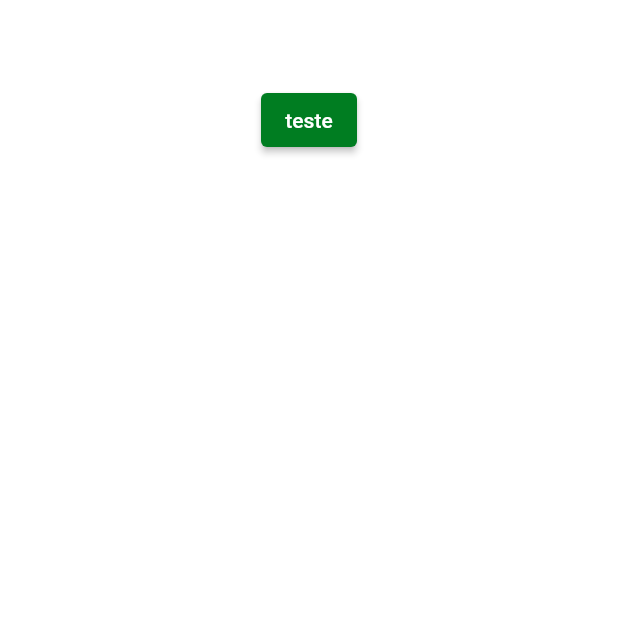
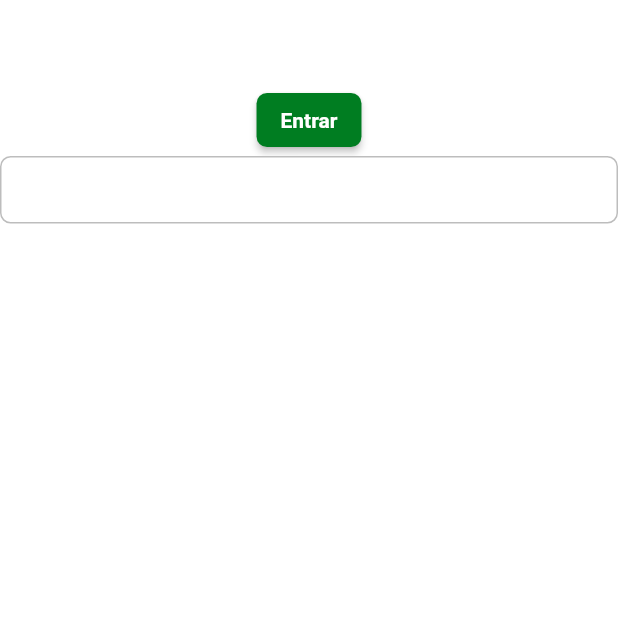
Before and after one commit to FilipeH14/dw9_delivery_app, a Flutter app: the screen it shows after launch, on a phone screen of 412 x 824 dp, the top half of it. Run offline on Flutter 3.47's test engine with Material 2 defaults, Android fonts, the phone set to English and light mode, and no system bars; Roboto replaces fonts that are missing (mplus1).

Commit message:
mplementação do componente de botão

```diff
--- /dev/null
+++ b/lib/app/core/ui/theme/theme_config.dart
@@ -0,0 +1,43 @@
+import 'package:dw9_delivery_app/app/core/ui/styles/app_style.dart';
+import 'package:dw9_delivery_app/app/core/ui/styles/colors_app.dart';
+import 'package:dw9_delivery_app/app/core/ui/styles/text_styles.dart';
+import 'package:flutter/material.dart';
+
+class ThemeConfig {
+  ThemeConfig._();
+
+  static final _defaultInputBorder = OutlineInputBorder(
+    borderRadius: BorderRadius.circular(7),
+    borderSide: BorderSide(color: Colors.grey[400]!),
+  );
+
+  static final theme = ThemeData(
+    scaffoldBackgroundColor: Colors.white,
+    appBarTheme: const AppBarTheme(
+      backgroundColor: Colors.white,
+      elevation: 0,
+      centerTitle: true,
+      iconTheme: IconThemeData(color: Colors.black),
+    ),
+    primaryColor: ColorsApp.i.primary,
+    colorScheme: ColorScheme.fromSeed(
+      seedColor: ColorsApp.i.primary,
+      primary: ColorsApp.i.primary,
+      secondary: ColorsApp.i.secondary,
+    ),
+    elevatedButtonTheme: ElevatedButtonThemeData(
+      style: AppStyles.i.PrimaryButton,
+    ),
+    inputDecorationTheme: InputDecorationTheme(
+      fillColor: Colors.white,
+      filled: true,
+      isDense: true,
+      contentPadding: const EdgeInsets.all(13),
+      border: _defaultInputBorder,
+      enabledBorder: _defaultInputBorder,
+      focusedBorder: _defaultInputBorder,
+      labelStyle: TextStyles.i.textRegular.copyWith(color: Colors.black),
+      errorStyle: TextStyles.i.textRegular.copyWith(color: Colors.redAccent),
+    ),
+  );
+}
--- /dev/null
+++ b/lib/app/core/ui/widgets/delivery_button.dart
@@ -0,0 +1,28 @@
+import 'package:flutter/material.dart';
+
+class DeliveryButton extends StatelessWidget {
+  final String label;
+  final VoidCallback? onPressed;
+  final double? width;
+  final double? height;
+
+  const DeliveryButton({
+    required this.label,
+    required this.onPressed,
+    this.width,
+    this.height,
+    super.key,
+  });
+
+  @override
+  Widget build(BuildContext context) {
+    return SizedBox(
+      width: width,
+      height: height,
+      child: ElevatedButton(
+        onPressed: onPressed,
+        child: Text(label),
+      ),
+    );
+  }
+}
--- a/lib/app/dw9_delivery_app.dart
+++ b/lib/app/dw9_delivery_app.dart
@@ -1,3 +1,4 @@
+import 'package:dw9_delivery_app/app/core/ui/theme/theme_config.dart';
 import 'package:dw9_delivery_app/app/pages/splash/splash_page.dart';
 import 'package:flutter/material.dart';
 
@@ -8,6 +9,7 @@ class Dw9DeliveryApp extends StatelessWidget {
   Widget build(BuildContext context) {
     return MaterialApp(
       title: 'Delivery app',
+      theme: ThemeConfig.theme,
       debugShowCheckedModeBanner: false,
       routes: {
         '/': (context) => const SplashPage(),
--- a/lib/app/pages/splash/splash_page.dart
+++ b/lib/app/pages/splash/splash_page.dart
@@ -1,4 +1,4 @@
-import 'package:dw9_delivery_app/app/core/ui/styles/colors_app.dart';
+import 'package:dw9_delivery_app/app/core/ui/widgets/delivery_button.dart';
 import 'package:flutter/material.dart';
 
 class SplashPage extends StatelessWidget {
@@ -6,33 +6,17 @@ class SplashPage extends StatelessWidget {
 
   @override
   Widget build(BuildContext context) {
-    return Theme(
-      data: ThemeData(
-        scaffoldBackgroundColor: Colors.white,
-        appBarTheme: const AppBarTheme(
-          backgroundColor: Colors.white,
-          elevation: 0,
-          centerTitle: true,
-          iconTheme: IconThemeData(color: Colors.black),
-        ),
-        primaryColor: ColorsApp.i.primary,
-        colorScheme: ColorScheme.fromSeed(
-          seedColor: ColorsApp.i.primary,
-          primary: ColorsApp.i.primary,
-          secondary: ColorsApp.i.secondary,
-        ),
-      ),
-      child: Scaffold(
+    return Scaffold(
       appBar: AppBar(title: const Text('splash page')),
       body: Column(
         children: [
           Container(),
-            ElevatedButton(
-              child: const Text('teste'),
+          DeliveryButton(
+            label: 'Entrar',
             onPressed: () {},
           ),
+          TextFormField(),
         ],
-        ),
       ),
     );
   }
```
Lines whose indentation alone changed are shown as unchanged.
